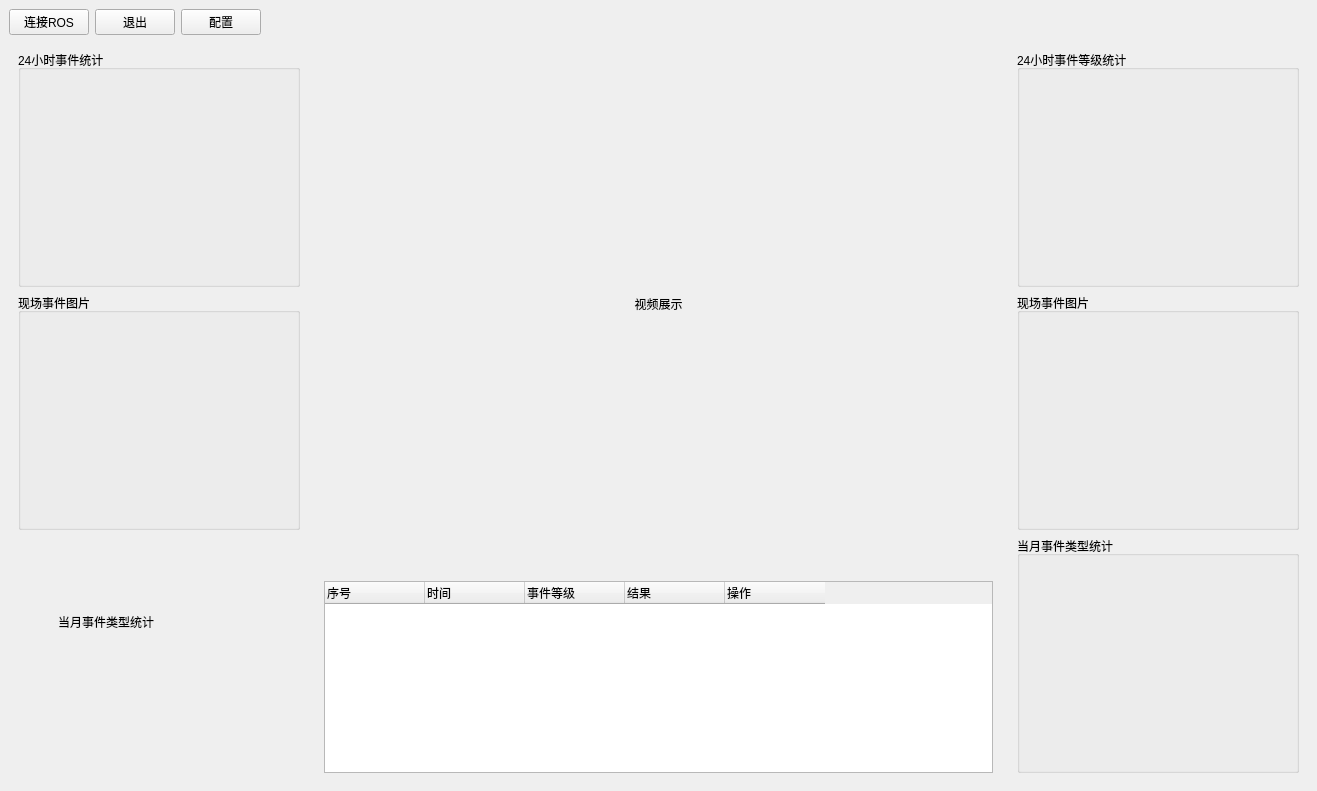
Above: ui/main_window.ui from NovemberChopin/TrafficMonitor before the change. Below: the same form after it.
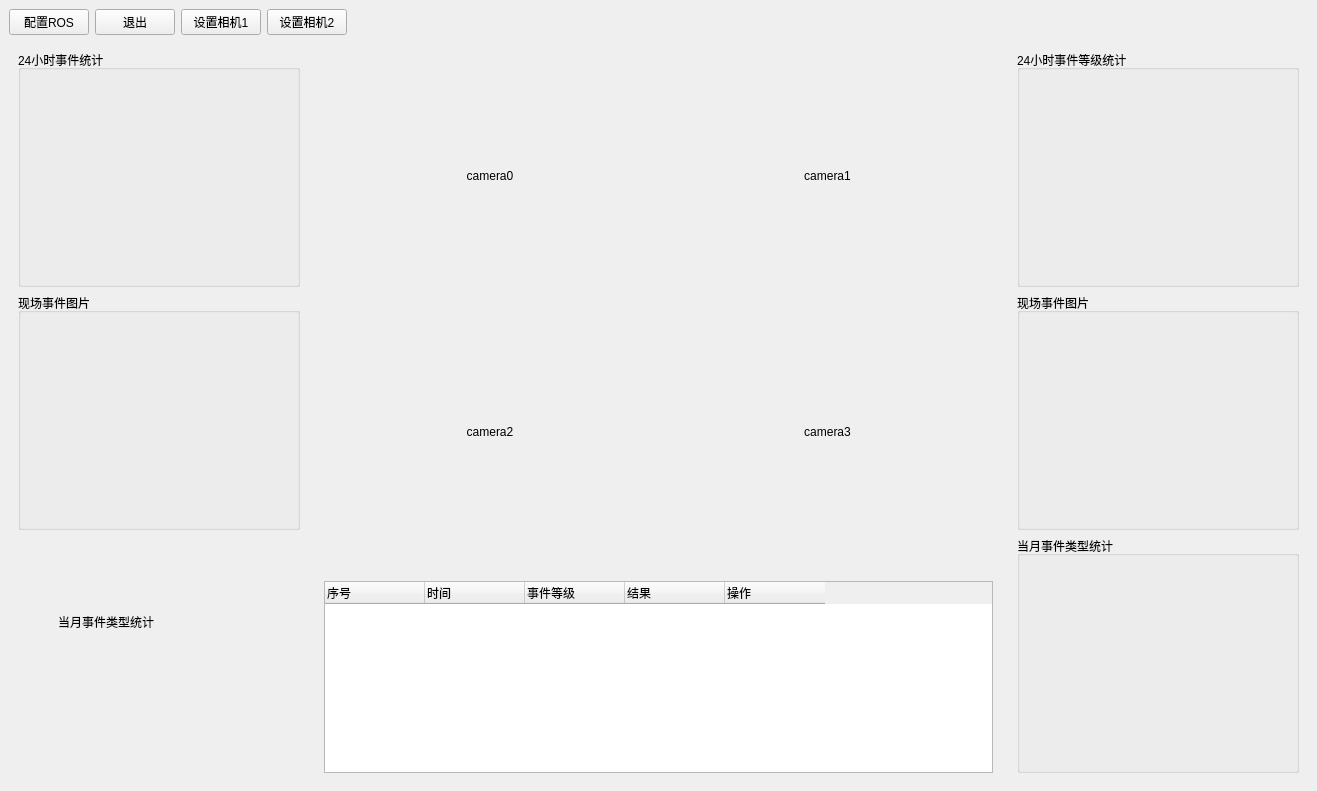
That is the form after the change. Icons and pictures are not drawn.

```diff
--- a/ui/main_window.ui
+++ b/ui/main_window.ui
@@ -59,9 +59,9 @@
            <number>0</number>
           </property>
           <item>
-           <widget class="QPushButton" name="btn_connect">
+           <widget class="QPushButton" name="btn_config">
             <property name="text">
-             <string>连接ROS</string>
+             <string>配置ROS</string>
             </property>
            </widget>
           </item>
@@ -73,9 +73,16 @@
            </widget>
           </item>
           <item>
-           <widget class="QPushButton" name="btn_config">
+           <widget class="QPushButton" name="btn_set_cam1">
             <property name="text">
-             <string>配置</string>
+             <string>设置相机1</string>
+            </property>
+           </widget>
+          </item>
+          <item>
+           <widget class="QPushButton" name="btn_set_cam2">
+            <property name="text">
+             <string>设置相机2</string>
             </property>
            </widget>
           </item>
@@ -196,23 +203,48 @@
               <widget class="QWidget" name="widget_9" native="true">
                <layout class="QHBoxLayout" name="horizontalLayout_4">
                 <item>
-                 <widget class="QLabel" name="label_camera">
-                  <property name="minimumSize">
-                   <size>
-                    <width>600</width>
-                    <height>400</height>
-                   </size>
-                  </property>
-                  <property name="layoutDirection">
-                   <enum>Qt::LeftToRight</enum>
-                  </property>
+                 <layout class="QGridLayout" name="gridLayout">
+                  <item row="0" column="0">
+                   <widget class="QLabel" name="camera_0">
+                    <property name="text">
+                     <string>camera0</string>
+                    </property>
+                    <property name="alignment">
+                     <set>Qt::AlignCenter</set>
+                    </property>
+                   </widget>
+                  </item>
+                  <item row="0" column="1">
+                   <widget class="QLabel" name="camera_1">
                   <property name="text">
-                   <string>视频展示</string>
+                     <string>camera1</string>
                   </property>
                   <property name="alignment">
                    <set>Qt::AlignCenter</set>
                   </property>
                  </widget>
+                  </item>
+                  <item row="1" column="0">
+                   <widget class="QLabel" name="camera_2">
+                    <property name="text">
+                     <string>camera2</string>
+                    </property>
+                    <property name="alignment">
+                     <set>Qt::AlignCenter</set>
+                    </property>
+                   </widget>
+                  </item>
+                  <item row="1" column="1">
+                   <widget class="QLabel" name="camera_3">
+                    <property name="text">
+                     <string>camera3</string>
+                    </property>
+                    <property name="alignment">
+                     <set>Qt::AlignCenter</set>
+                    </property>
+                   </widget>
+                  </item>
+                 </layout>
                 </item>
                </layout>
               </widget>
```
Left out of the diff: 2 changed lines with no effect on the pictures. Lines whose indentation alone changed are shown as unchanged.
